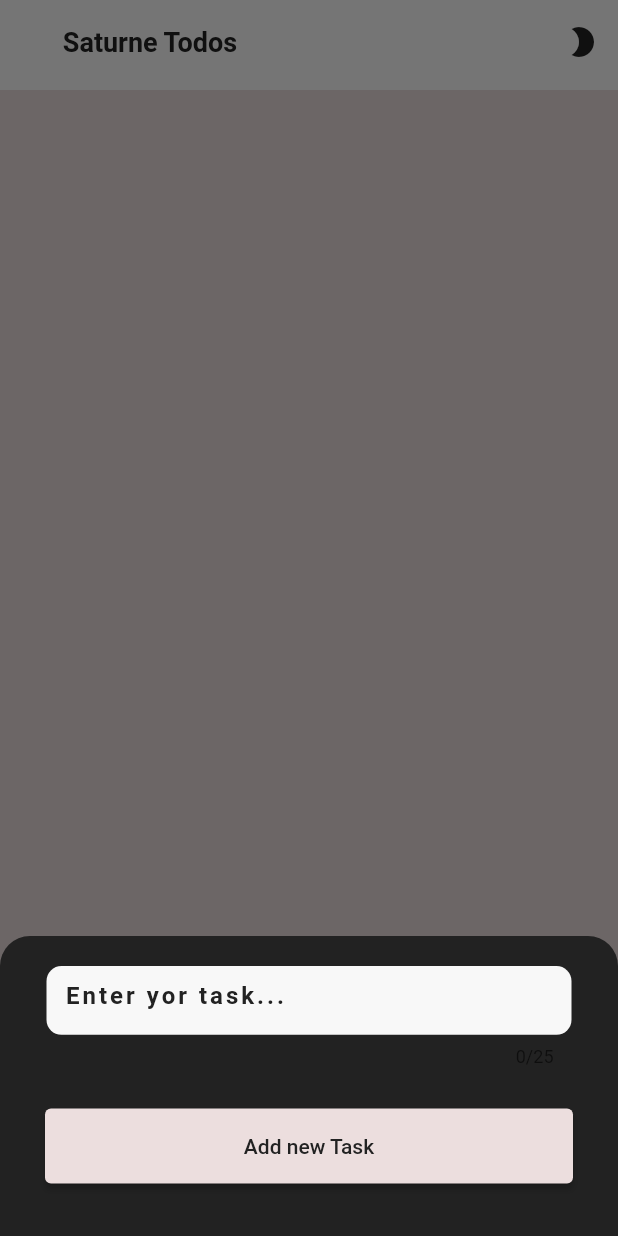
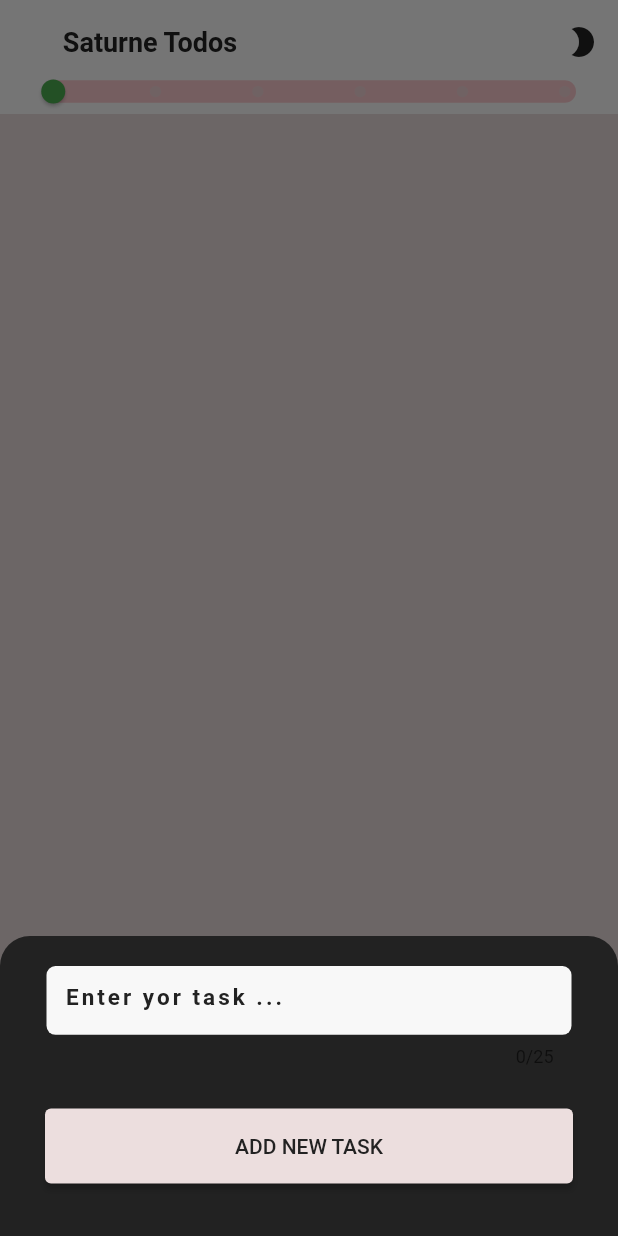
Before and after one commit to saturnedev12/todo-app-bloc-pattern, a Flutter app: the screen it shows after launch, after a tap on the "add" icon, on a phone screen of 412 x 824 dp. Run offline on Flutter 3.47's test engine with Material 2 defaults, Android fonts, the phone set to English and light mode, and no system bars; our stand-ins replace bloc, flutter_bloc, flutter_slidable, hive, hive_flutter; accounts and stored records are empty.

Commit message:
[progress bar]

```diff
--- a/lib/widgets/app_bar.dart
+++ b/lib/widgets/app_bar.dart
@@ -1,15 +1,24 @@
+import 'dart:developer';
+
 import 'package:flutter/material.dart';
 import 'package:flutter_bloc/flutter_bloc.dart';
+import 'package:hive/hive.dart';
+import 'package:hive_flutter/hive_flutter.dart';
 import 'package:todolist/bloc/theme_bloc.dart';
 import 'package:todolist/events/theme_events.dart';
+import 'package:todolist/models/task_model.dart';
 import 'package:todolist/states/theme_states.dart';
 
+import 'custom_slider.dart';
+
 class TodoAppBar extends StatelessWidget implements PreferredSize {
-  const TodoAppBar({Key? key}) : super(key: key);
-
+  TodoAppBar({Key? key}) : super(key: key);
+  int _elementFinish = 0;
   @override
   Widget build(BuildContext context) {
-    return AppBar(
+    return Column(
+      children: [
+        AppBar(
           backgroundColor: Theme.of(context).colorScheme.primaryVariant,
           elevation: 0,
           leadingWidth: 200,
@@ -43,6 +52,32 @@ class TodoAppBar extends StatelessWidget implements PreferredSize {
               },
             )
           ],
+        ),
+        Container(
+          height: 20,
+          padding: EdgeInsets.only(bottom: 10),
+          width: double.infinity,
+          color: Theme.of(context).colorScheme.primaryVariant,
+          child: ValueListenableBuilder<Box>(
+            valueListenable: Hive.box("TASKS").listenable(),
+            builder: (context, box, child) {
+              double _boxlength = box.length.toDouble();
+              double _elfinish = 0;
+              List<TaskModel> _listTaskFinish = [];
+
+              box.values.forEach((element) {
+                if (element.finish) _listTaskFinish.add(element);
+              });
+              inspect(box.length);
+              inspect(_listTaskFinish);
+              return CusTomSlider(
+                currentValue: _listTaskFinish.length.toDouble(),
+                maxValue: _boxlength,
+              );
+            },
+          ),
+        ),
+      ],
     );
   }
 
@@ -52,5 +87,5 @@ class TodoAppBar extends StatelessWidget implements PreferredSize {
 
   @override
   // TODO: implement preferredSize
-  Size get preferredSize => Size.fromHeight(60);
+  Size get preferredSize => Size.fromHeight(85);
 }
--- a/lib/widgets/body.dart
+++ b/lib/widgets/body.dart
@@ -1,6 +1,8 @@
 import 'package:flutter/material.dart';
+import 'package:flutter_bloc/flutter_bloc.dart';
 import 'package:hive/hive.dart';
 import 'package:hive_flutter/hive_flutter.dart';
+import 'package:todolist/bloc/task_cubit.dart';
 import 'package:todolist/constantes.dart';
 import 'package:todolist/models/task_model.dart';
 import 'package:todolist/widgets/task_card.dart';
@@ -14,8 +16,11 @@ class TaskBody extends StatelessWidget {
       valueListenable: Hive.box("TASKS").listenable(),
       builder: (context, box, child) {
         return SingleChildScrollView(
-          child: Container(
-            padding: EdgeInsets.only(left: 7, right: 7, top: 5),
+          child: BlocBuilder<TaskCubit, int>(
+            bloc: TaskCubit(),
+            builder: (context, state) {
+              return Container(
+                padding: EdgeInsets.only(left: 7, right: 7, top: 0),
                 child: Column(
                   children: box.values
                       .map<Widget>((e) => TaskCard(
@@ -26,6 +31,8 @@ class TaskBody extends StatelessWidget {
                           ))
                       .toList(),
                 ),
+              );
+            },
           ),
         );
       },
--- /dev/null
+++ b/lib/widgets/custom_slider.dart
@@ -0,0 +1,31 @@
+import 'package:flutter/material.dart';
+
+class CusTomSlider extends StatelessWidget {
+  CusTomSlider({Key? key, required this.currentValue, required this.maxValue})
+      : super(key: key);
+  final double currentValue;
+  final double maxValue;
+  @override
+  Widget build(BuildContext context) {
+    return SliderTheme(
+      data: SliderTheme.of(context).copyWith(
+        activeTrackColor: Colors.green,
+        inactiveTrackColor: Colors.red[100],
+        trackShape: RoundedRectSliderTrackShape(),
+        trackHeight: 15.0,
+        thumbColor: Colors.green,
+        thumbShape: RoundSliderThumbShape(enabledThumbRadius: 8.0),
+        overlayColor: Colors.red.withAlpha(32),
+        overlayShape: RoundSliderOverlayShape(overlayRadius: 28.0),
+      ),
+      child: Slider(
+        mouseCursor: MouseCursor.defer,
+        value: currentValue,
+        max: maxValue,
+        divisions: 5,
+        label: "rpogress",
+        onChanged: (double value) {},
+      ),
+    );
+  }
+}
--- a/lib/widgets/modal_bottom.dart
+++ b/lib/widgets/modal_bottom.dart
@@ -34,14 +34,15 @@ void showAddForm(BuildContext context) {
                       decoration: InputDecoration(
                         filled: true,
                         fillColor: Theme.of(context).colorScheme.onSecondary,
-                        hintText: 'Enter yor task...',
+                        hintText: 'Enter yor task ...',
                         hintStyle: TextStyle(
+                          fontSize: 15,
                           letterSpacing: 2,
                           color: Theme.of(context).colorScheme.onPrimary,
                           fontWeight: FontWeight.bold,
                         ),
                         border: OutlineInputBorder(
-                          borderRadius: BorderRadius.circular(10),
+                          borderRadius: BorderRadius.circular(6),
                           borderSide: BorderSide.none,
                         ),
                       ),
@@ -62,7 +63,7 @@ void showAddForm(BuildContext context) {
                     width: 320,
                     height: 50,
                     alignment: Alignment.center,
-                    child: Text('Add new Task'),
+                    child: Text('ADD NEW TASK'),
                     decoration: BoxDecoration(
                       borderRadius: BorderRadius.circular(20),
                     ),
--- a/pubspec.yaml
+++ b/pubspec.yaml
@@ -37,6 +37,7 @@ dependencies:
   hive_generator: ^1.1.1
   path_provider: ^2.0.8
   intl: ^0.17.0
+  flutter_slidable: ^1.2.0
 
 dev_dependencies:
   flutter_test:
```
Also changed, not shown: lib/bloc/task_cubit.dart (+10 -1 lines), lib/widgets/task_card.dart (+55 -4 lines), pubspec.lock. Lines whose indentation alone changed are shown as unchanged.
